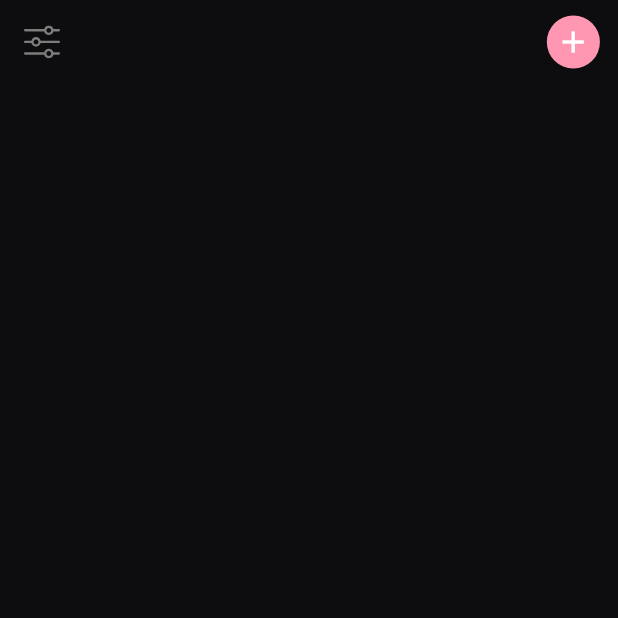
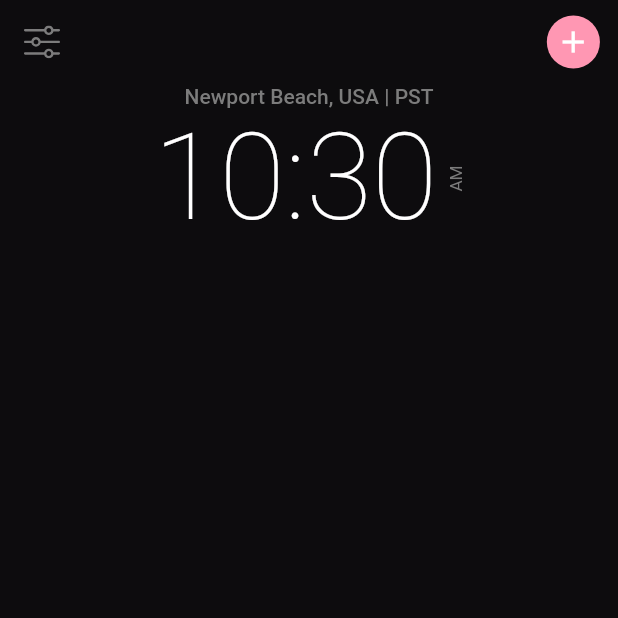
Before and after one commit to mishkatmustafid/light-dark-theme, a Flutter app: the screen it shows after launch, on a phone screen of 412 x 824 dp, the top half of it. Run offline on Flutter 3.47's test engine with Material 2 defaults, Android fonts, the phone set to English and light mode, and no system bars; our stand-ins replace flutter_svg, google_fonts.

Commit message:
digital clock created

```diff
--- /dev/null
+++ b/lib/views/components/body.dart
@@ -0,0 +1,23 @@
+import 'package:flutter/material.dart';
+import 'package:light_dark_theme/views/components/clock.dart';
+import 'time_in_hour_and_minute.dart';
+
+class Body extends StatelessWidget {
+  const Body({Key? key}) : super(key: key);
+
+  @override
+  Widget build(BuildContext context) {
+    return SizedBox(
+      width: double.infinity,
+      child: Column(
+        children: <Widget>[
+          Text(
+            "Newport Beach, USA | PST",
+            style: Theme.of(context).textTheme.bodyText1,
+          ),
+          const TimeInHourAndMinute(),
+        ],
+      ),
+    );
+  }
+}
--- /dev/null
+++ b/lib/views/components/time_in_hour_and_minute.dart
@@ -0,0 +1,52 @@
+
+import 'dart:async';
+
+import 'package:flutter/material.dart';
+import '../../size_config.dart';
+
+class TimeInHourAndMinute extends StatefulWidget {
+  const TimeInHourAndMinute({Key? key}) : super(key: key);
+
+  @override
+  _TimeInHourAndMinuteState createState() => _TimeInHourAndMinuteState();
+}
+
+class _TimeInHourAndMinuteState extends State<TimeInHourAndMinute> {
+  TimeOfDay _timeOfDay = TimeOfDay.now();
+
+  @override
+  void initState() {
+    super.initState();
+    Timer.periodic(const Duration(seconds: 1), (timer) {
+      if(_timeOfDay.minute != TimeOfDay.now().minute) {
+        setState(() {
+          _timeOfDay = TimeOfDay.now();
+        });
+      }
+    });
+  }
+
+  @override
+  Widget build(BuildContext context) {
+    String _period = _timeOfDay.period == DayPeriod.am ? "AM" : "PM";
+    return Row(
+      mainAxisAlignment: MainAxisAlignment.center,
+      children: <Widget>[
+        Text(
+          // _timeofDay.hour shows the hour in 24-hour format.
+          // _timeofDay.hourOfPeriod shows the hour in 12-hour format.
+          "${_timeOfDay.hourOfPeriod}:${_timeOfDay.minute}",
+          style: Theme.of(context).textTheme.headline1,
+        ),
+        const SizedBox(width: 5),
+        RotatedBox(
+          quarterTurns: 3,
+          child: Text(
+            _period,
+            style: TextStyle(fontSize: getProportionateScreenWidth(10)),
+          ),
+        ),
+      ],
+    );
+  }
+}
--- a/lib/views/home_screen.dart
+++ b/lib/views/home_screen.dart
@@ -1,5 +1,6 @@
 import 'package:flutter/material.dart';
 import 'package:flutter_svg/svg.dart';
+import 'package:light_dark_theme/views/components/body.dart';
 
 import '../size_config.dart';
 
@@ -12,6 +13,7 @@ class HomeScreen extends StatelessWidget {
     SizeConfig().init(context);
     return Scaffold(
       appBar: buildAppBar(context),
+      body: const Body(),
     );
   }
 
```
